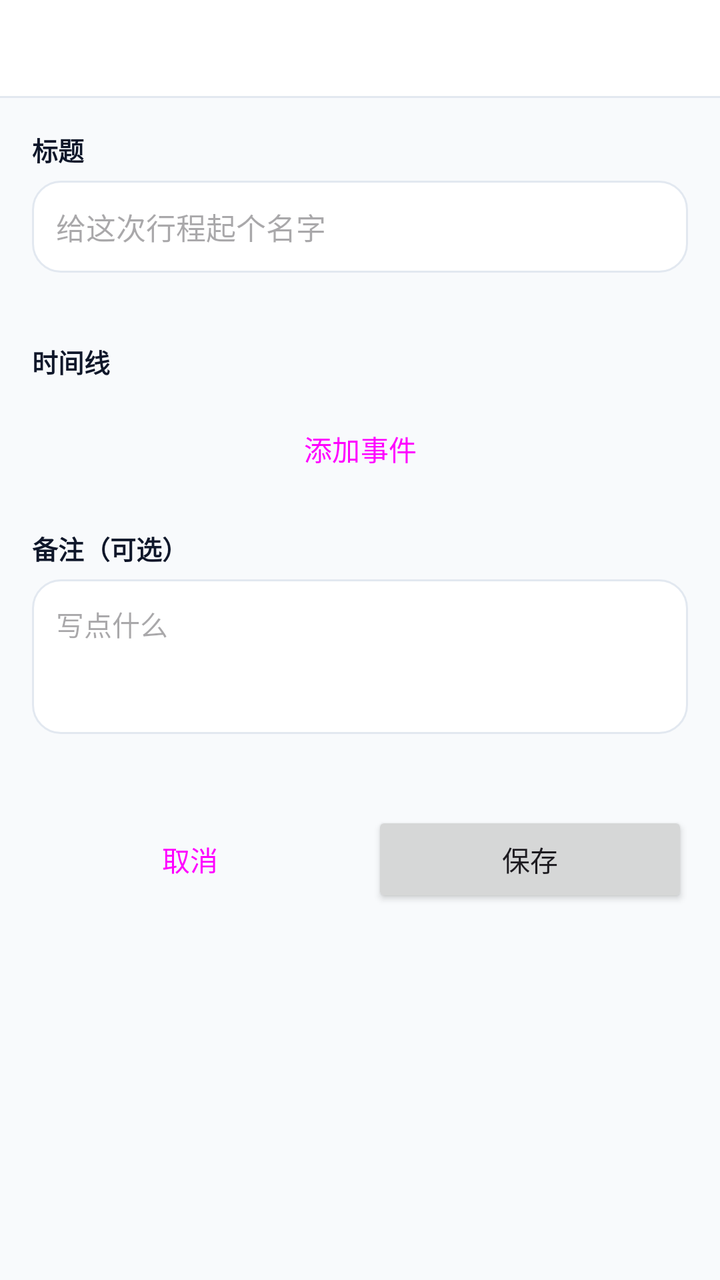
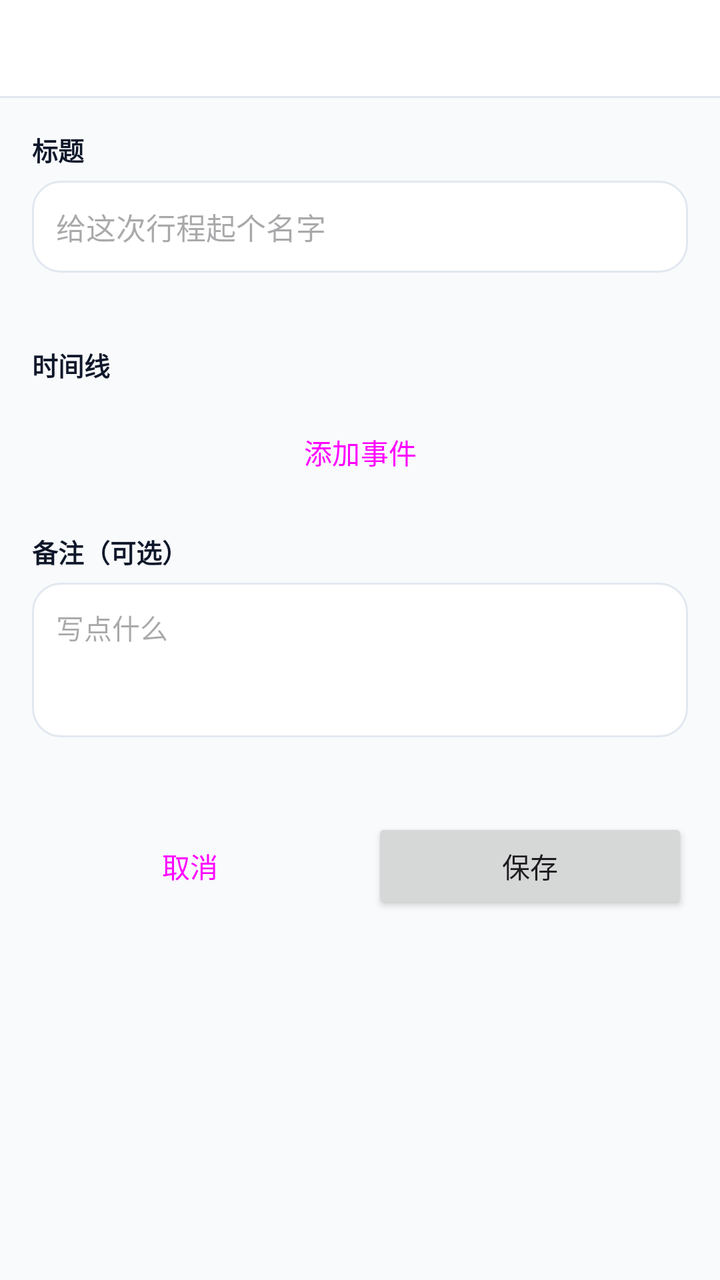

Compare the two renders of this Android layout. The source of the first and the diff that turns it into the second are given below.
<!-- AndroidManifest.xml: application theme Theme.CityFootprint -->
<!-- res/layout/activity_trip_edit.xml -->
<?xml version="1.0" encoding="utf-8"?>
<LinearLayout xmlns:android="http://schemas.android.com/apk/res/android"
    android:layout_width="match_parent"
    android:layout_height="match_parent"
    android:background="@color/bg"
    android:orientation="vertical">

    <include
        android:id="@+id/topBar"
        layout="@layout/view_top_bar"
        android:layout_width="match_parent"
        android:layout_height="wrap_content" />

    <ScrollView
        android:layout_width="match_parent"
        android:layout_height="0dp"
        android:layout_weight="1">

        <LinearLayout
            android:layout_width="match_parent"
            android:layout_height="wrap_content"
            android:orientation="vertical"
            android:padding="16dp">

            
            <TextView
                style="@style/TextFormLabel"
                android:text="@string/trip_title_label" />

            <EditText
                android:id="@+id/inputTitle"
                android:layout_width="match_parent"
                android:layout_height="wrap_content"
                android:background="@drawable/bg_card"
                android:hint="@string/trip_title_hint"
                android:inputType="text"
                android:maxLength="23"
                android:padding="12dp"
                android:textColor="@color/fg"
                android:textSize="15sp" />

            <TextView
                android:id="@+id/textTitleCounter"
                android:layout_width="match_parent"
                android:layout_height="wrap_content"
                android:layout_marginTop="4dp"
                android:gravity="end"
                android:textColor="@color/text_tertiary"
                android:textSize="11sp" />

            
            <TextView
                style="@style/TextFormLabel"
                android:layout_marginTop="16dp"
                android:text="@string/trip_timeline_label" />

            <LinearLayout
                android:id="@+id/eventContainer"
                android:layout_width="match_parent"
                android:layout_height="wrap_content"
                android:orientation="vertical" />

            <Button
                android:id="@+id/btnAddEvent"
                style="?attr/materialButtonOutlinedStyle"
                android:layout_width="match_parent"
                android:layout_height="wrap_content"
                android:layout_marginTop="4dp"
                android:text="@string/trip_add_event" />

            
            <TextView
                style="@style/TextFormLabel"
                android:layout_marginTop="16dp"
                android:text="@string/trip_note_label" />

            <EditText
                android:id="@+id/inputNote"
                android:layout_width="match_parent"
                android:layout_height="wrap_content"
                android:background="@drawable/bg_card"
                android:gravity="top"
                android:hint="@string/trip_note_hint"
                android:inputType="textMultiLine"
                android:maxLength="233"
                android:minLines="3"
                android:padding="12dp"
                android:textColor="@color/fg"
                android:textSize="14sp" />

            <TextView
                android:id="@+id/textNoteCounter"
                android:layout_width="match_parent"
                android:layout_height="wrap_content"
                android:layout_marginTop="4dp"
                android:gravity="end"
                android:textColor="@color/text_tertiary"
                android:textSize="11sp" />

            <LinearLayout
                android:layout_width="match_parent"
                android:layout_height="wrap_content"
                android:layout_marginTop="20dp"
                android:orientation="horizontal">

                <Button
                    android:id="@+id/btnCancel"
                    style="?attr/materialButtonOutlinedStyle"
                    android:layout_width="0dp"
                    android:layout_height="48dp"
                    android:layout_weight="1"
                    android:text="@string/trip_cancel" />

                <Button
                    android:id="@+id/btnSave"
                    android:layout_width="0dp"
                    android:layout_height="48dp"
                    android:layout_marginStart="12dp"
                    android:layout_weight="1"
                    android:text="@string/trip_save" />
            </LinearLayout>
        </LinearLayout>
    </ScrollView>
</LinearLayout>
<!-- res/layout/view_top_bar.xml (included above) -->
<?xml version="1.0" encoding="utf-8"?>
<LinearLayout xmlns:android="http://schemas.android.com/apk/res/android"
    style="@style/Widget.App.ShellBand">

    <LinearLayout
        android:layout_width="match_parent"
        android:layout_height="48dp"
        android:gravity="center_vertical"
        android:orientation="horizontal"
        android:paddingStart="16dp"
        android:paddingEnd="16dp">

        <ImageButton
            android:id="@+id/btnBack"
            android:layout_width="36dp"
            android:layout_height="36dp"
            android:layout_marginEnd="10dp"
            android:background="?attr/selectableItemBackgroundBorderless"
            android:contentDescription="@string/common_back"
            android:padding="6dp"
            android:src="@drawable/ic_back"
            android:tint="@color/sidebar_fg"
            android:visibility="gone" />

        <TextView
            android:id="@+id/title"
            android:layout_width="0dp"
            android:layout_height="wrap_content"
            android:layout_weight="1"
            android:ellipsize="end"
            android:maxLines="1"
            android:textColor="@color/sidebar_fg"
            android:textSize="16sp"
            android:textStyle="bold" />

        
        <ImageButton
            android:id="@+id/btnMenu"
            android:layout_width="36dp"
            android:layout_height="36dp"
            android:layout_marginStart="10dp"
            android:background="?attr/selectableItemBackgroundBorderless"
            android:contentDescription="@string/common_add"
            android:padding="6dp"
            android:src="@drawable/ic_add"
            android:tint="@color/sidebar_fg"
            android:visibility="gone" />

        
        <ImageButton
            android:id="@+id/btnDelete"
            android:layout_width="36dp"
            android:layout_height="36dp"
            android:layout_marginStart="10dp"
            android:background="?attr/selectableItemBackgroundBorderless"
            android:contentDescription="@string/edit_delete"
            android:padding="6dp"
            android:src="@drawable/ic_delete"
            android:tint="@color/destructive"
            android:visibility="gone" />
    </LinearLayout>

    <View style="@style/Widget.App.ShellDivider" />
</LinearLayout>
<!-- resources referenced by this layout -->
<resources>
  <color name="bg">#F8FAFC</color>
  <color name="destructive">#DC2626</color>
  <color name="fg">#0F172A</color>
  <color name="sidebar_fg">#0F172A</color>
  <color name="text_tertiary">#94A3B8</color>
  <!-- drawable bg_card (drawable) -->
  <?xml version="1.0" encoding="utf-8"?>
  <shape xmlns:android="http://schemas.android.com/apk/res/android"
      android:shape="rectangle">
      <corners android:radius="14dp" />
      <solid android:color="@color/card" />
      <stroke
          android:width="1dp"
          android:color="@color/border" />
  </shape>
  <string name="common_add">添加</string>
  <string name="common_back">返回</string>
  <string name="edit_delete">删除</string>
  <string name="trip_add_event">添加事件</string>
  <string name="trip_cancel">取消</string>
  <string name="trip_note_hint">写点什么</string>
  <string name="trip_note_label">备注（可选）</string>
  <string name="trip_save">保存</string>
  <string name="trip_timeline_label">时间线</string>
  <string name="trip_title_hint">给这次行程起个名字</string>
  <string name="trip_title_label">标题</string>
  <style name="TextFormLabel">
          <item name="android:layout_width">match_parent</item>
          <item name="android:layout_height">wrap_content</item>
          <item name="android:layout_marginBottom">6dp</item>
          <item name="android:textColor">@color/fg</item>
          <item name="android:textSize">13sp</item>
          <item name="android:textStyle">bold</item>
      </style>
  <style name="Widget.App.ShellBand" parent="">
          <item name="android:layout_width">match_parent</item>
          <item name="android:layout_height">wrap_content</item>
          <item name="android:background">@color/sidebar</item>
          <item name="android:orientation">vertical</item>
      </style>
  <style name="Widget.App.ShellDivider" parent="">
          <item name="android:layout_width">match_parent</item>
          <item name="android:layout_height">1dp</item>
          <item name="android:background">@color/sidebar_border</item>
      </style>
  <color name="card">#FFFFFF</color>
  <color name="border">#E2E8F0</color>
  <color name="sidebar">#FFFFFF</color>
  <color name="sidebar_border">#E2E8F0</color>
  <color name="accent">#2563EB</color>
  <color name="on_accent">#FFFFFF</color>
  <color name="accent_light">#EFF6FF</color>
  <color name="accent_soft_fg">#1D4ED8</color>
  <color name="muted_fg">#64748B</color>
  <color name="muted">#E2E8F0</color>
  <color name="window_bg_light">#FFFFFF</color>
  <style name="Widget.App.CardView" parent="Widget.Material3.CardView.Outlined">
          <item name="cardCornerRadius">14dp</item>
          <item name="cardElevation">0dp</item>
          <item name="cardBackgroundColor">@color/card</item>
          <item name="strokeColor">@color/border</item>
          <item name="strokeWidth">1dp</item>
      </style>
  <style name="Widget.App.Button" parent="Widget.Material3.Button">
          <item name="cornerRadius">999dp</item>
      </style>
  <style name="Widget.App.PopupMenu" parent="Widget.Material3.PopupMenu">
          
          <item name="android:popupBackground">@drawable/bg_popup_menu</item>
          
          <item name="dropdownListPreferredItemHeight">52dp</item>
          
          <item name="android:textAppearanceLargePopupMenu">@style/TextAppearance.App.PopupMenuItem</item>
      </style>
  <!-- drawable bg_popup_menu (drawable) -->
  <?xml version="1.0" encoding="utf-8"?>
  <inset xmlns:android="http://schemas.android.com/apk/res/android"
      android:inset="8dp">
      <shape android:shape="rectangle">
          <corners android:radius="14dp" />
          <solid android:color="@color/card" />
          <stroke
              android:width="1dp"
              android:color="@color/border" />
      </shape>
  </inset>
  <style name="TextAppearance.App.PopupMenuItem" parent="TextAppearance.Material3.BodyLarge">
          <item name="android:textColor">@color/fg</item>
          <item name="android:textSize">15sp</item>
      </style>
  <!-- unchanged entries left out for length: 4 -->
</resources>

<!-- the commit's change to res/layout/activity_trip_edit.xml (unified diff, before → after) -->
@@ -46,7 +46,7 @@
                 android:layout_marginTop="4dp"
                 android:gravity="end"
                 android:textColor="@color/text_tertiary"
-                android:textSize="11sp" />
+                android:textSize="12sp" />
 
             
             <TextView
@@ -95,7 +95,7 @@
                 android:layout_marginTop="4dp"
                 android:gravity="end"
                 android:textColor="@color/text_tertiary"
-                android:textSize="11sp" />
+                android:textSize="12sp" />
 
             <LinearLayout
                 android:layout_width="match_parent"
<!-- resource entries referenced after the edit -->
@@ -4,7 +4,7 @@
   <color name="destructive">#DC2626</color>
   <color name="fg">#0F172A</color>
   <color name="sidebar_fg">#0F172A</color>
-  <color name="text_tertiary">#94A3B8</color>
+  <color name="text_tertiary">#64748B</color>
   <!-- drawable bg_card (drawable) -->
   <?xml version="1.0" encoding="utf-8"?>
   <shape xmlns:android="http://schemas.android.com/apk/res/android"
